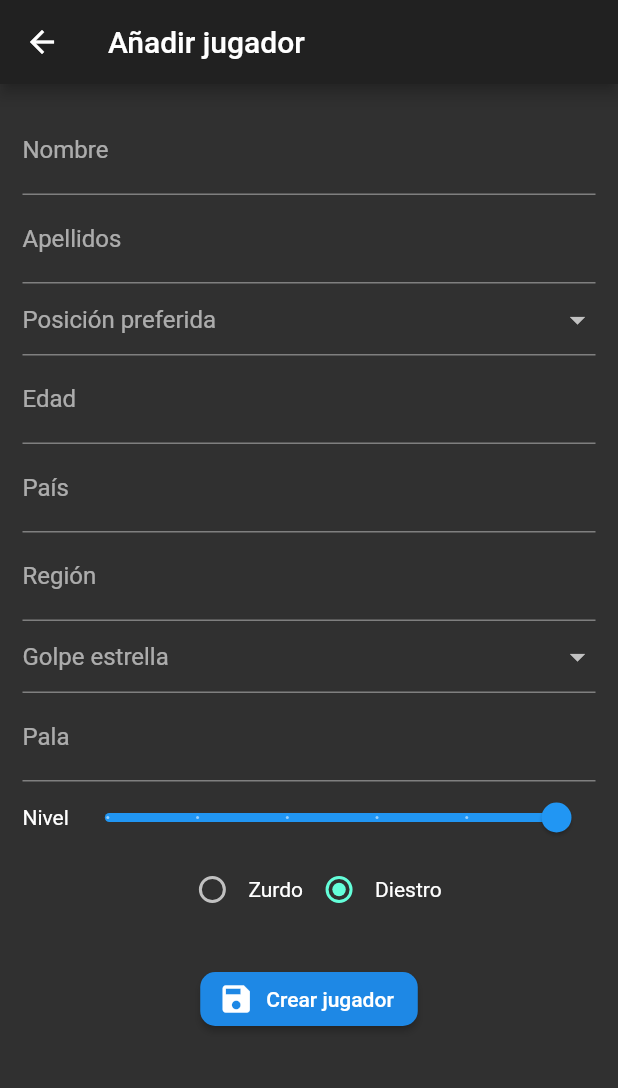
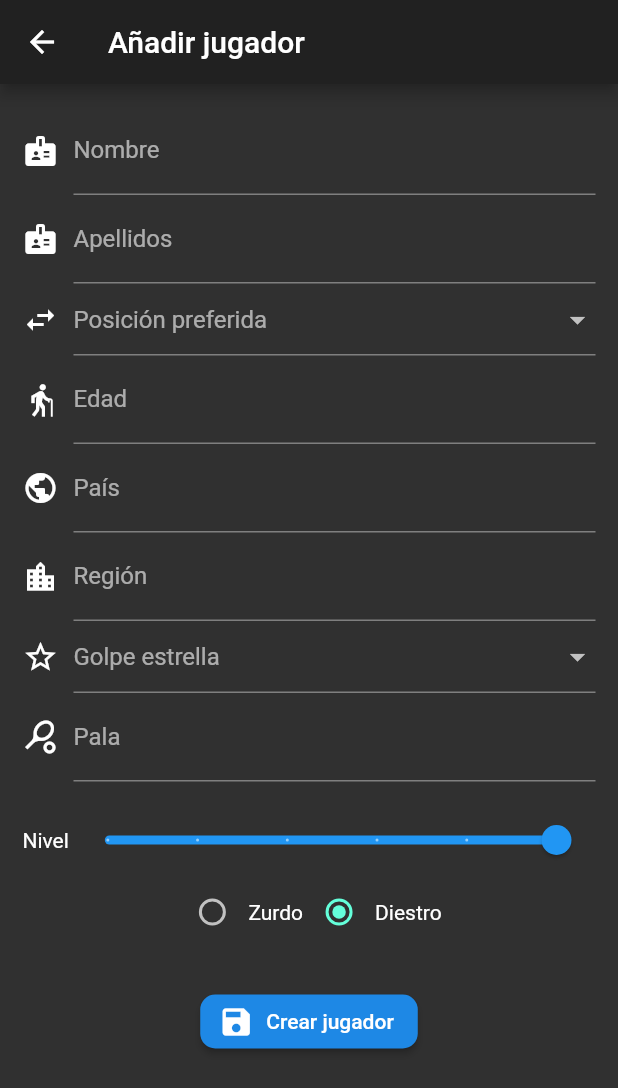
Before and after one commit to carmona44/padel_diary_old, a Flutter app: the PlayerFormPage screen opened by its route, on a phone screen of 412 x 824 dp. Shown: the top 1088 px of the screen. Run offline on Flutter 3.47's test engine with Material 2 defaults, Android fonts, the phone set to English and light mode, and no system bars; our stand-ins replace modal_bottom_sheet, sqflite; missing offline and left inert: flutter_duration_picker; accounts and stored records are empty.

Commit message:
Added input icons in player form page

```diff
--- a/lib/pages/forms/player_form_page.dart
+++ b/lib/pages/forms/player_form_page.dart
@@ -53,20 +53,37 @@ class _PlayerFormPageState extends State<PlayerFormPage> {
   }
 
   Widget _nameInput() {
-    return TextFormField(
+    return Row(
+      children: [
+        Icon(Icons.badge),
+        SizedBox(width: 10.0),
+        Expanded(
+          child: TextFormField(
             textCapitalization: TextCapitalization.sentences,
             decoration: InputDecoration(labelText: 'Nombre'),
-      validator: (value) =>
-          value.length < 1 ? 'El nombre del jugador es obligatorio' : null,
+            validator: (value) => value.length < 1
+                ? 'El nombre del jugador es obligatorio'
+                : null,
             onSaved: (value) => playerModel.name = value,
+          ),
+        ),
+      ],
     );
   }
 
   Widget _surnameInput() {
-    return TextFormField(
+    return Row(
+      children: [
+        Icon(Icons.badge),
+        SizedBox(width: 10.0),
+        Expanded(
+          child: TextFormField(
             textCapitalization: TextCapitalization.sentences,
             decoration: InputDecoration(labelText: 'Apellidos'),
             onSaved: (value) => playerModel.surname = value,
+          ),
+        ),
+      ],
     );
   }
 
@@ -81,28 +98,46 @@ class _PlayerFormPageState extends State<PlayerFormPage> {
         value: 'Drive / Derecha',
       )
     ];
-    return DropdownButtonFormField(
+    return Row(
+      children: [
+        Icon(Icons.swap_horiz),
+        SizedBox(width: 10.0),
+        Expanded(
+          child: DropdownButtonFormField(
             hint: Text('Posición preferida'),
             items: _dropdownItems,
             onChanged: (value) => setState(() {
               playerModel.position = value;
             }),
             onSaved: (value) => playerModel.position = value,
+          ),
+        ),
+      ],
     );
   }
 
   Widget _ageInput() {
-    return TextFormField(
+    return Row(
+      children: [
+        Icon(Icons.elderly),
+        SizedBox(width: 10.0),
+        Expanded(
+          child: TextFormField(
             keyboardType: TextInputType.number,
             decoration: InputDecoration(labelText: 'Edad'),
             onSaved: (value) => playerModel.age = int.tryParse(value),
+          ),
+        ),
+      ],
     );
   }
 
   Widget _levelInput() {
     final _labels = ['PRO', '1ª', '2ª', '3ª', '4ª', '5ª'];
 
-    return Row(
+    return Container(
+      padding: EdgeInsets.only(top: 15.0),
+      child: Row(
         children: [
           Text('Nivel'),
           Expanded(
@@ -121,6 +156,7 @@ class _PlayerFormPageState extends State<PlayerFormPage> {
             ),
           ),
         ],
+      ),
     );
   }
 
@@ -167,18 +203,34 @@ class _PlayerFormPageState extends State<PlayerFormPage> {
   }*/
 
   Widget _countryInput() {
-    return TextFormField(
+    return Row(
+      children: [
+        Icon(Icons.public),
+        SizedBox(width: 10.0),
+        Expanded(
+          child: TextFormField(
             textCapitalization: TextCapitalization.sentences,
             decoration: InputDecoration(labelText: 'País'),
             onSaved: (value) => playerModel.country = value,
+          ),
+        ),
+      ],
     );
   }
 
   Widget _regionInput() {
-    return TextFormField(
+    return Row(
+      children: [
+        Icon(Icons.location_city),
+        SizedBox(width: 10.0),
+        Expanded(
+          child: TextFormField(
             textCapitalization: TextCapitalization.sentences,
             decoration: InputDecoration(labelText: 'Región'),
             onSaved: (value) => playerModel.region = value,
+          ),
+        ),
+      ],
     );
   }
 
@@ -194,21 +246,37 @@ class _PlayerFormPageState extends State<PlayerFormPage> {
       _dropdownItems.add(_dropDownItem);
     });
 
-    return DropdownButtonFormField(
+    return Row(
+      children: [
+        Icon(Icons.star_outline),
+        SizedBox(width: 10.0),
+        Expanded(
+          child: DropdownButtonFormField(
             hint: Text('Golpe estrella'),
             items: _dropdownItems,
             onChanged: (value) => setState(() {
               playerModel.favouriteHit = value;
             }),
             onSaved: (value) => playerModel.favouriteHit = value,
+          ),
+        ),
+      ],
     );
   }
 
   Widget _racketInput() {
-    return TextFormField(
+    return Row(
+      children: [
+        Icon(Icons.sports_tennis),
+        SizedBox(width: 10.0),
+        Expanded(
+          child: TextFormField(
             textCapitalization: TextCapitalization.sentences,
             decoration: InputDecoration(labelText: 'Pala'),
             onSaved: (value) => playerModel.racket = value,
+          ),
+        ),
+      ],
     );
   }
 
```
Lines whose indentation alone changed are shown as unchanged.
